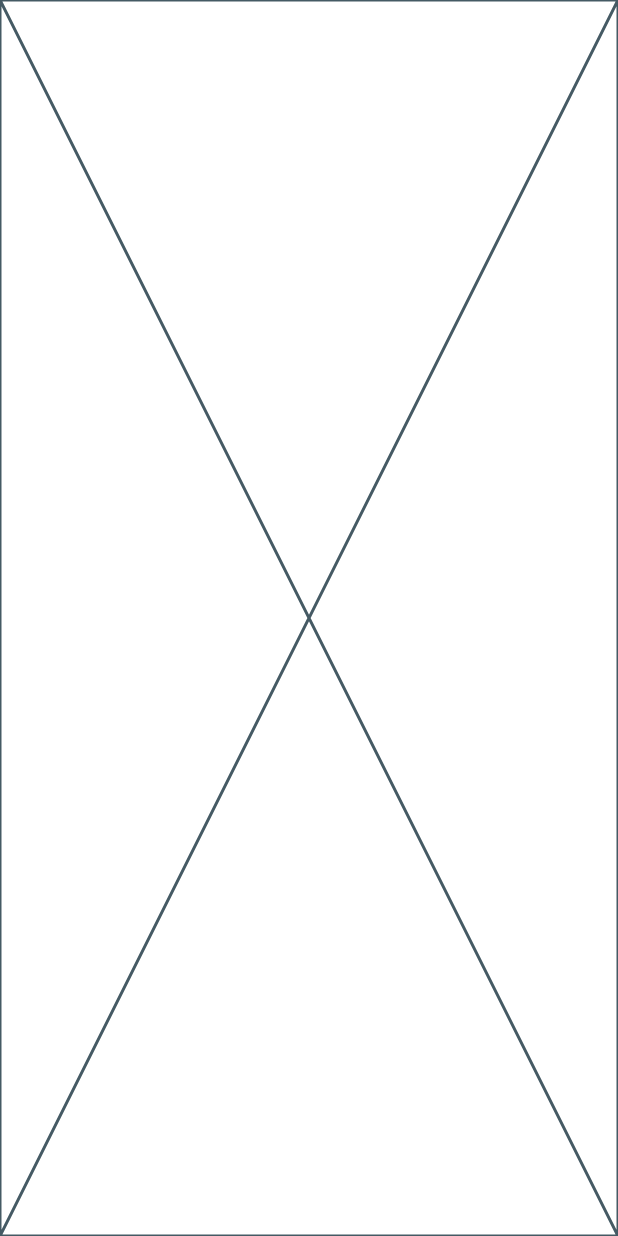
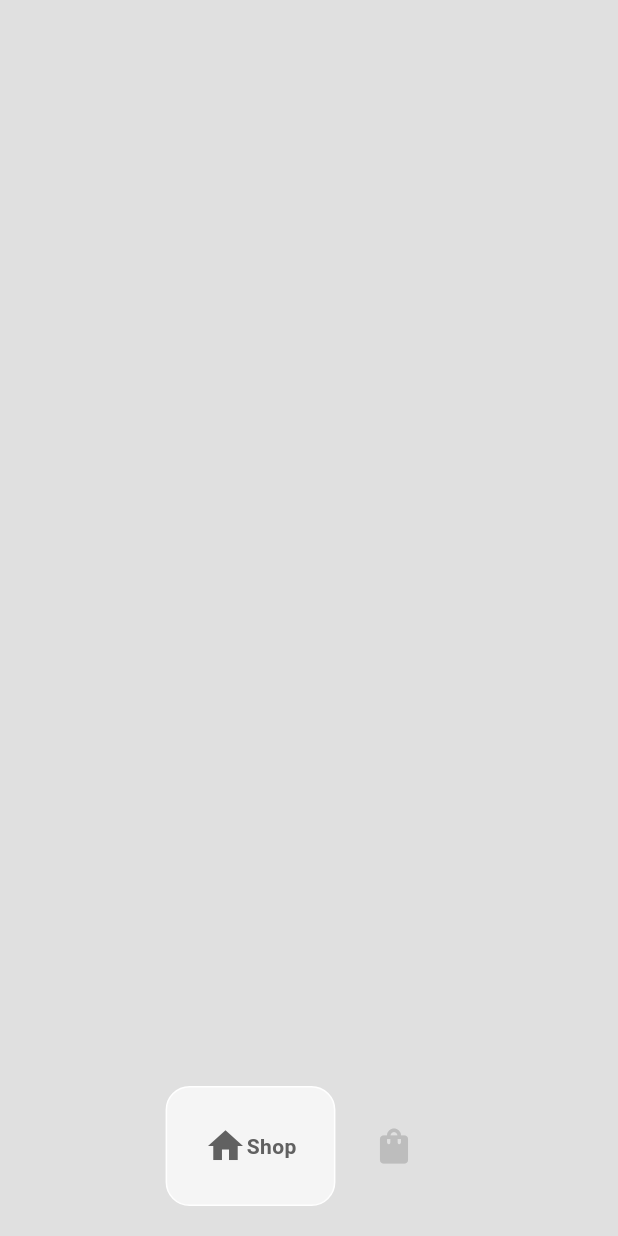
Before and after one commit to caiovellani/sneaker_shop, a Flutter app: the screen it shows after launch, after a tap on "Shop Now", on a phone screen of 412 x 824 dp. Run offline on Flutter 3.47's test engine with Material 3 defaults, Android fonts, the phone set to English and light mode, and no system bars; drawn by our look-alikes of google_nav_bar.

Commit message:
feat: create bottomNavBar components

```diff
--- /dev/null
+++ b/lib/src/components/bottom_nav_bar.dart
@@ -0,0 +1,34 @@
+import 'package:flutter/material.dart';
+import 'package:google_nav_bar/google_nav_bar.dart';
+
+class MyBottomNavBar extends StatelessWidget {
+  void Function(int)? onTabChange;
+  MyBottomNavBar({super.key, required this.onTabChange});
+
+  @override
+  Widget build(BuildContext context) {
+    return Container(
+      padding: const EdgeInsets.symmetric(vertical: 20),
+      child: GNav(
+        mainAxisAlignment: MainAxisAlignment.center,
+        color: Colors.grey[400],
+        activeColor: Colors.grey.shade700,
+        tabActiveBorder: Border.all(color: Colors.white),
+        tabBackgroundColor: Colors.grey.shade100,
+        tabBorderRadius: 16,
+        iconSize: 28,
+        onTabChange: (value) => onTabChange!(value),
+        tabs: const [
+          GButton(
+            icon: Icons.home,
+            text: 'Shop',
+          ),
+          GButton(
+            icon: Icons.shopping_bag_rounded,
+            text: 'Cart',
+          ),
+        ],
+      ),
+    );
+  }
+}
--- a/lib/src/pages/home_page.dart
+++ b/lib/src/pages/home_page.dart
@@ -1,10 +1,29 @@
 import 'package:flutter/material.dart';
 
-class HomePage extends StatelessWidget {
+import '../components/bottom_nav_bar.dart';
+
+class HomePage extends StatefulWidget {
   const HomePage({super.key});
 
   @override
+  State<HomePage> createState() => _HomePageState();
+}
+
+class _HomePageState extends State<HomePage> {
+  int _selectedIndex = 0;
+
+  void navigateBottomBar(int index) {
+    setState(() {
+      _selectedIndex = index;
+    });
+  }
+
+  @override
   Widget build(BuildContext context) {
-    return const Placeholder();
+    return Scaffold(
+      backgroundColor: Colors.grey[300],
+      bottomNavigationBar:
+          MyBottomNavBar(onTabChange: (index) => navigateBottomBar(index)),
+    );
   }
 }
--- a/pubspec.yaml
+++ b/pubspec.yaml
@@ -35,6 +35,7 @@ dependencies:
   # The following adds the Cupertino Icons font to your application.
   # Use with the CupertinoIcons class for iOS style icons.
   cupertino_icons: ^1.0.6
+  google_nav_bar: ^5.0.6
 
 dev_dependencies:
   flutter_test:
```
Also changed, not shown: pubspec.lock.
